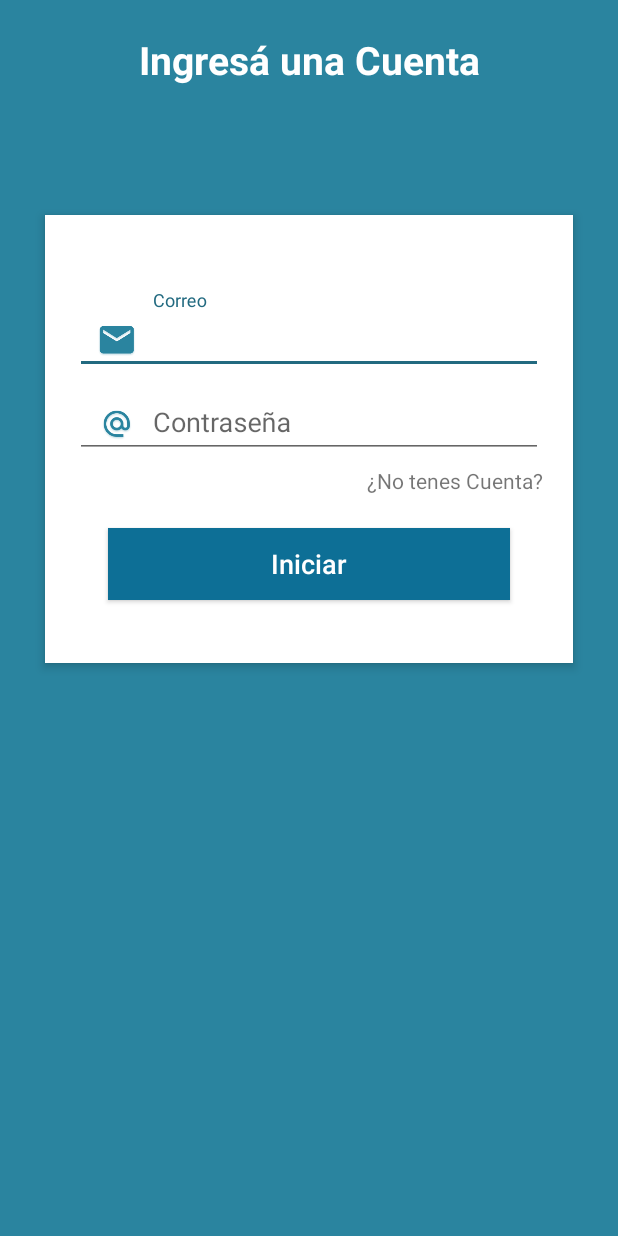
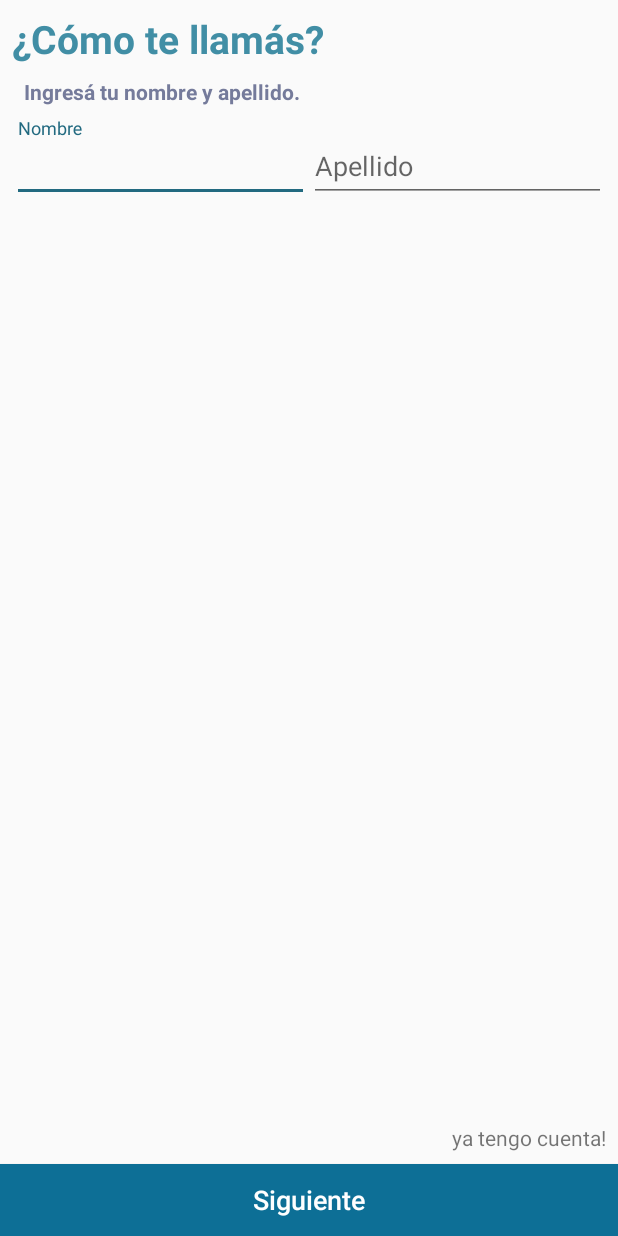
Before and after one commit to arevalocarloseduardo/Maggys, an Android app: the screen it shows after launch (LoginActivity), on a phone screen of 412 x 824 dp. Run offline under Robolectric (Android 15) with nearby library versions, the phone set to English and light mode, and no system bars; our stand-ins replace Firebase (no records; nobody signed in at launch, a user with empty details on screens opened directly); libraries missing offline, so code that uses them is left out: com.github.paolorotolo.appintro.

```diff
--- a/app/build.gradle
+++ b/app/build.gradle
@@ -48,4 +48,8 @@ dependencies {
     implementation 'com.android.support:cardview-v7:27.1.1'
 
     implementation 'com.github.apl-devs:appintro:v4.2.3'
+    implementation 'com.facebook.android:facebook-login:[4,5)'
+
+
+
 }
--- a/app/src/main/java/com/appsmaggys/caear/appfuentedesodamaggys/Fragments/AdaptadoresFragments/MenuPrincipalAdapter.kt
+++ b/app/src/main/java/com/appsmaggys/caear/appfuentedesodamaggys/Fragments/AdaptadoresFragments/MenuPrincipalAdapter.kt
@@ -8,7 +8,6 @@ import com.appmaggys.caear.appfuentedesodamaggys.R
 import com.squareup.picasso.Picasso
 import com.appsmaggys.caear.appfuentedesodamaggys.Datos.DatosMenuPrincipal
 import kotlinx.android.synthetic.main.menu_principal.view.*
-import kotlinx.android.synthetic.main.menus.view.*
 import java.lang.Exception
 
 class MenuPrincipalAdapter(var list: MutableList<DatosMenuPrincipal>): RecyclerView.Adapter<MenuPrincipalAdapter.ViewHolder>(){
--- a/app/src/main/java/com/appsmaggys/caear/appfuentedesodamaggys/LoginActivity.kt
+++ b/app/src/main/java/com/appsmaggys/caear/appfuentedesodamaggys/LoginActivity.kt
@@ -41,12 +41,10 @@ class LoginActivity : AppCompatActivity() {
         }else{val intent2 = Intent(this, MenuActivity::class.java)
             // intent.flags= Intent.FLAG_ACTIVITY_CLEAR_TASK.or(Intent.FLAG_ACTIVITY_NEW_TASK)
             startActivity(intent2)}
-
-
     }
 
     private fun registrarte() {
-        val intent = Intent(this,RegisterActivity::class.java)
+        val intent = Intent(this,RegisterWhiteFacebook::class.java)
         startActivity(intent)
     }
 
--- a/app/src/main/res/layout/activity_login.xml
+++ b/app/src/main/res/layout/activity_login.xml
@@ -1,96 +1,95 @@
 <?xml version="1.0" encoding="utf-8"?>
-<RelativeLayout xmlns:android="http://schemas.android.com/apk/res/android"
-                xmlns:tools="http://schemas.android.com/tools" android:layout_width="match_parent"
+<android.support.constraint.ConstraintLayout xmlns:android="http://schemas.android.com/apk/res/android"
+                                             xmlns:app="http://schemas.android.com/apk/res-auto"
+                                             xmlns:tools="http://schemas.android.com/tools"
+                                             android:layout_width="match_parent"
                                              android:layout_height="match_parent"
-                android:background="#2a849f"
                                              android:orientation="vertical"
                                              android:scrollbarAlwaysDrawVerticalTrack="true">
 
     <TextView
             android:id="@+id/login_title2"
-            android:layout_width="fill_parent"
+            android:layout_width="wrap_content"
             android:layout_height="wrap_content"
-            android:layout_marginBottom="16dp"
-            android:layout_marginTop="22dp"
-            android:gravity="center_horizontal"
-            android:text="Ingresá una Cuenta"
-            android:textColor="#fff"
+            android:text="¿Cómo te llamás?"
+            android:textColor="@color/colorPrimary"
             android:textSize="26sp"
-            android:textStyle="bold"/>
-
-    <RelativeLayout
-            android:layout_width="fill_parent"
+            android:textStyle="bold"
+            android:textAlignment="textStart"
+            android:layout_marginTop="8dp"
+            app:layout_constraintTop_toTopOf="parent" app:layout_constraintStart_toStartOf="parent"
+            android:layout_marginStart="8dp"/>
+    <TextView
+            android:id="@+id/login_title"
+            android:layout_width="195dp"
             android:layout_height="wrap_content"
-            android:layout_below="@+id/login_title2"
-            android:layout_marginLeft="30dp"
-            android:layout_marginRight="30dp"
-            android:layout_marginTop="70dp"
-            android:background="#fff"
-            android:elevation="4dp"
-            android:orientation="vertical"
-            android:padding="20dp">
-
-        <LinearLayout
-                android:layout_width="fill_parent"
-                android:layout_height="wrap_content"
-                android:orientation="vertical"
-                android:paddingTop="30dp">
-
-            <android.support.design.widget.TextInputLayout
-                    android:layout_width="match_parent"
-                    android:layout_height="wrap_content">
-
-                <EditText
-                        android:layout_width="fill_parent"
-                        android:layout_height="45dp"
-                        android:drawableLeft="@mipmap/ic_launcher_email"
-                        android:drawableTint="#2a849f"
-                        android:singleLine="true"
-                        android:hint="Correo"
-                        android:inputType="textEmailAddress" android:id="@+id/txtUser"/>
-            </android.support.design.widget.TextInputLayout>
-
-            <android.support.design.widget.TextInputLayout
-                    android:layout_width="match_parent"
-                    android:layout_height="wrap_content">
-
-                <EditText
-                        android:layout_width="fill_parent"
-                        android:layout_height="45dp"
-                        android:drawableLeft="@mipmap/ic_launcher_correochiq"
-                        android:drawableTint="#2a849f"
-                        android:singleLine="true"
-                        android:hint="Contraseña"
-                        android:inputType="textPassword" android:id="@+id/txtPass"/>
-            </android.support.design.widget.TextInputLayout>
-
+            android:text="Ingresá tu nombre y apellido."
+            android:textSize="14sp"
+            android:textStyle="bold"
+            android:textColor="@color/colorVerde"
+            android:layout_marginTop="8dp"
+            app:layout_constraintTop_toBottomOf="@+id/login_title2" android:layout_marginStart="16dp"
+            app:layout_constraintStart_toStartOf="parent"/>
     <TextView
             android:layout_width="wrap_content"
             android:layout_height="wrap_content"
             android:layout_gravity="right"
             android:paddingTop="5dp"
 
-                    android:text="¿No tenes Cuenta?" android:id="@+id/txtNotenes"/>
+            android:text="ya tengo cuenta!" android:id="@+id/txtNotenes"
+            android:layout_marginBottom="8dp"
+            app:layout_constraintBottom_toTopOf="@+id/btn_Iniciar" android:layout_marginEnd="8dp"
+            app:layout_constraintEnd_toEndOf="parent"/>
+    <LinearLayout
+            android:orientation="horizontal"
+            android:layout_width="match_parent"
+            android:layout_height="wrap_content"
+            app:layout_constraintStart_toStartOf="parent" android:layout_marginStart="8dp"
+            app:layout_constraintEnd_toEndOf="parent" android:layout_marginEnd="8dp" android:layout_marginTop="8dp"
+            app:layout_constraintTop_toBottomOf="@+id/login_title">
+        <android.support.design.widget.TextInputLayout
+                android:layout_width="wrap_content"
+                android:layout_height="wrap_content" android:layout_weight="1">
 
+            <EditText
+                    android:layout_width="fill_parent"
+                    android:layout_height="45dp"
+                    android:singleLine="true"
+                    android:hint="Nombre"
+                    android:id="@+id/txtPass" android:inputType="textPersonName"/>
+        </android.support.design.widget.TextInputLayout>
+        <android.support.design.widget.TextInputLayout
+                android:layout_width="wrap_content"
+                android:layout_height="wrap_content" android:layout_weight="1">
 
+            <EditText
+                    android:layout_width="fill_parent"
+                    android:layout_height="45dp"
+                    android:singleLine="true"
+                    android:hint="Apellido"
+                    android:id="@+id/txtUser" android:inputType="textPersonName"/>
+        </android.support.design.widget.TextInputLayout>
+    </LinearLayout>
     <Button
-                    android:layout_width="fill_parent"
+            android:layout_width="0dp"
             android:layout_height="wrap_content"
-                    android:layout_margin="22dp"
             android:background="#0d6f96"
-                    android:text="Iniciar"
+            android:text="Siguiente"
             android:textAllCaps="false"
             android:textColor="#fff"
-                    android:textSize="18sp" android:id="@+id/btn_Iniciar"/>
-        </LinearLayout>
-    </RelativeLayout>
+            android:textSize="18sp"
+            android:id="@+id/btn_Iniciar" android:textAlignment="center"
+            app:layout_constraintBottom_toBottomOf="parent"
+            app:layout_constraintEnd_toEndOf="parent"
 
+            app:layout_constraintStart_toStartOf="parent"/>
     <ProgressBar
             style="?android:attr/progressBarStyleHorizontal"
             android:layout_width="match_parent"
             android:layout_height="wrap_content"
-            android:layout_alignParentStart="true" android:layout_marginStart="0dp"
-            android:layout_alignParentTop="true" android:id="@+id/progressBarLog" android:layout_marginTop="0dp"
+            android:layout_alignParentStart="true"
+            android:layout_alignParentTop="true" android:id="@+id/progressBarLog"
             tools:visibility="gone"
             android:indeterminate="true"/>
-</RelativeLayout>
+
+</android.support.constraint.ConstraintLayout>
--- a/app/src/main/res/values/colors.xml
+++ b/app/src/main/res/values/colors.xml
@@ -1,11 +1,11 @@
 <?xml version="1.0" encoding="utf-8"?>
 <resources>
-    <color name="colorPrimary">#3198b7</color>
+    <color name="colorPrimary">#418ea5</color>
     <color name="colorPrimaryDark">#1d5f73</color>
     <color name="colorAccent">#226a80</color>
     <color name="colorBlanco">#2a849f</color>
     <color name="colorRojo">#ca1212</color>
-    <color name="colorVerde">#40b629</color>
+    <color name="colorVerde">#757b9b</color>
     <color name="colorBlue">#146c86</color>
 
 </resources>
--- a/app/src/main/res/values/strings.xml
+++ b/app/src/main/res/values/strings.xml
@@ -9,9 +9,13 @@
     <string name="action_settings">Settings</string>
     <string name="action_listo">Listo!</string>
     <string name="nav_header_desc">Navigation header</string>
+    <string name="facebook_app_id">2035324940092004</string>
+    <string name="fb_login_protocol_scheme">fb2035324940092004</string>
+
 
 
     <!-- TODO: Remove or change this placeholder text -->
     <string name="hello_blank_fragment">Hello blank fragment</string>
     <string name="title_activity_configurar_cuenta">ConfigurarCuentaActivity</string>
+    <string name="title_activity_register_white_facebook">RegisterWhiteFacebook</string>
 </resources>
--- a/build.gradle
+++ b/build.gradle
@@ -17,6 +17,7 @@ buildscript {
 
 allprojects {
     repositories {
+        mavenCentral()
         maven { url 'https://jitpack.io' }
         google()
         jcenter()
```
Also changed, not shown: app/src/main/AndroidManifest.xml (+29 -6 lines), app/src/main/java/com/appsmaggys/caear/appfuentedesodamaggys/Fragments/PerfilFragment.kt (+5 -2 lines), app/src/main/java/com/appsmaggys/caear/appfuentedesodamaggys/RegisterActivity.kt (+11 -0 lines), app/src/main/java/com/appsmaggys/caear/appfuentedesodamaggys/RegisterWhiteFacebook.kt (added, +81 -0 lines), app/src/main/res/layout/activity_register_white_facebook.xml (added, +25 -0 lines). Lines whose indentation alone changed are shown as unchanged.
